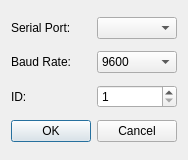
Above: Symetrix-460-Controller/settingsdialog.ui from J-Bonwick/Symetrix-460-Controller before the change. Below: the same form after it.
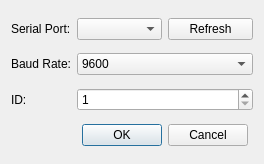
That is the form after the change.

Commit message: Add port refresh button

What changed in the file:
```diff
--- a/Symetrix-460-Controller/settingsdialog.ui
+++ b/Symetrix-460-Controller/settingsdialog.ui
@@ -6,14 +6,28 @@
    <rect>
     <x>0</x>
     <y>0</y>
-    <width>186</width>
-    <height>160</height>
+    <width>264</width>
+    <height>164</height>
    </rect>
   </property>
   <property name="windowTitle">
    <string>Settings</string>
   </property>
   <layout class="QGridLayout" name="gridLayout">
+   <item row="2" column="0">
+    <widget class="QLabel" name="idLabel">
+     <property name="text">
+      <string>ID:</string>
+     </property>
+    </widget>
+   </item>
+   <item row="0" column="0">
+    <widget class="QLabel" name="portLabel">
+     <property name="text">
+      <string>Serial Port:</string>
+     </property>
+    </widget>
+   </item>
    <item row="1" column="0">
     <widget class="QLabel" name="baudRateLabel">
      <property name="text">
@@ -21,7 +35,27 @@
      </property>
     </widget>
    </item>
-   <item row="1" column="1">
+   <item row="0" column="1" colspan="3">
+    <layout class="QHBoxLayout" name="horizontalLayout">
+     <item>
+      <widget class="QComboBox" name="portBox"/>
+     </item>
+     <item>
+      <widget class="QPushButton" name="refreshButton">
+       <property name="sizePolicy">
+        <sizepolicy hsizetype="Minimum" vsizetype="Fixed">
+         <horstretch>0</horstretch>
+         <verstretch>0</verstretch>
+        </sizepolicy>
+       </property>
+       <property name="text">
+        <string>Refresh</string>
+       </property>
+      </widget>
+     </item>
+    </layout>
+   </item>
+   <item row="1" column="1" colspan="3">
     <widget class="QComboBox" name="baudRateBox">
      <item>
       <property name="text">
@@ -50,14 +84,17 @@
      </item>
     </widget>
    </item>
-   <item row="0" column="0">
-    <widget class="QLabel" name="portLabel">
-     <property name="text">
-      <string>Serial Port:</string>
+   <item row="2" column="1" colspan="3">
+    <widget class="QSpinBox" name="idSpinBox">
+     <property name="minimum">
+      <number>1</number>
+     </property>
+     <property name="maximum">
+      <number>127</number>
      </property>
     </widget>
    </item>
-   <item row="3" column="0" colspan="2">
+   <item row="3" column="1" colspan="3">
     <widget class="QDialogButtonBox" name="buttonBox">
      <property name="orientation">
       <enum>Qt::Horizontal</enum>
@@ -70,26 +107,6 @@
      </property>
     </widget>
    </item>
-   <item row="0" column="1">
-    <widget class="QComboBox" name="portBox"/>
-   </item>
-   <item row="2" column="0">
-    <widget class="QLabel" name="idLabel">
-     <property name="text">
-      <string>ID:</string>
-     </property>
-    </widget>
-   </item>
-   <item row="2" column="1">
-    <widget class="QSpinBox" name="idSpinBox">
-     <property name="minimum">
-      <number>1</number>
-     </property>
-     <property name="maximum">
-      <number>127</number>
-     </property>
-    </widget>
-   </item>
   </layout>
  </widget>
  <resources/>
```
The commit also changes 2 other files.
